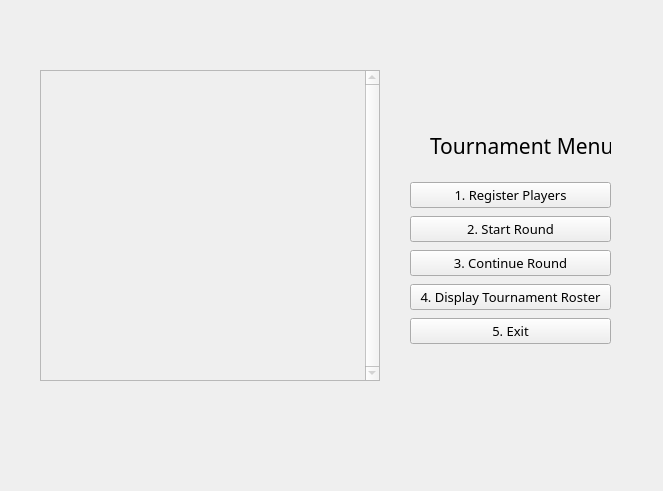
GFlores17/JackboxT.O.-GUI-Version, file tournamentMenu.ui: the form before one commit.
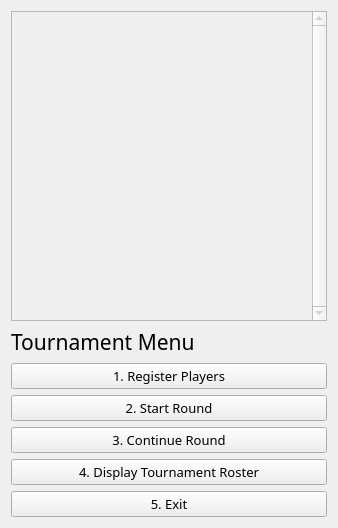
The form after the commit. Icons and pictures are not drawn.

```diff
--- a/tournamentMenu.ui
+++ b/tournamentMenu.ui
@@ -6,25 +6,19 @@
    <rect>
     <x>0</x>
     <y>0</y>
-    <width>663</width>
-    <height>491</height>
+    <width>338</width>
+    <height>528</height>
    </rect>
   </property>
   <property name="windowTitle">
    <string>Form</string>
   </property>
+  <layout class="QVBoxLayout" name="verticalLayout_2">
+   <item>
   <widget class="QTextEdit" name="textEdit">
    <property name="enabled">
     <bool>false</bool>
    </property>
-   <property name="geometry">
-    <rect>
-     <x>40</x>
-     <y>70</y>
-     <width>340</width>
-     <height>311</height>
-    </rect>
-   </property>
    <property name="autoFillBackground">
     <bool>true</bool>
    </property>
@@ -39,18 +33,26 @@
 &lt;html&gt;&lt;head&gt;&lt;meta name=&quot;qrichtext&quot; content=&quot;1&quot; /&gt;&lt;style type=&quot;text/css&quot;&gt;
 p, li { white-space: pre-wrap; }
 &lt;/style&gt;&lt;/head&gt;&lt;body style=&quot; font-family:'MS Shell Dlg 2'; font-size:8.25pt; font-weight:400; font-style:normal;&quot;&gt;
-&lt;p style=&quot; margin-top:0px; margin-bottom:0px; margin-left:0px; margin-right:0px; -qt-block-indent:0; text-indent:0px;&quot;&gt;&lt;img src=&quot;:/new/prefix1/Jackbox Logo.png&quot; /&gt;&lt;/p&gt;&lt;/body&gt;&lt;/html&gt;</string>
-   </property>
-  </widget>
-  <widget class="QWidget" name="verticalLayoutWidget">
-   <property name="geometry">
-    <rect>
-     <x>410</x>
-     <y>180</y>
-     <width>201</width>
-     <height>171</height>
-    </rect>
-   </property>
+&lt;p align=&quot;center&quot; style=&quot; margin-top:0px; margin-bottom:0px; margin-left:0px; margin-right:0px; -qt-block-indent:0; text-indent:0px;&quot;&gt;&lt;img src=&quot;:/new/prefix1/Jackbox Logo.png&quot; /&gt;&lt;/p&gt;&lt;/body&gt;&lt;/html&gt;</string>
+     </property>
+    </widget>
+   </item>
+   <item>
+    <widget class="QLabel" name="label">
+     <property name="font">
+      <font>
+       <family>Bahnschrift</family>
+       <pointsize>16</pointsize>
+       <weight>50</weight>
+       <bold>false</bold>
+      </font>
+     </property>
+     <property name="text">
+      <string>Tournament Menu</string>
+     </property>
+    </widget>
+   </item>
+   <item>
    <layout class="QVBoxLayout" name="verticalLayout">
     <item>
      <widget class="QPushButton" name="registerButton">
@@ -118,28 +120,8 @@
      </widget>
     </item>
    </layout>
-  </widget>
-  <widget class="QLabel" name="label">
-   <property name="geometry">
-    <rect>
-     <x>430</x>
-     <y>120</y>
-     <width>181</width>
-     <height>51</height>
-    </rect>
-   </property>
-   <property name="font">
-    <font>
-     <family>Bahnschrift</family>
-     <pointsize>16</pointsize>
-     <weight>50</weight>
-     <bold>false</bold>
-    </font>
-   </property>
-   <property name="text">
-    <string>Tournament Menu</string>
-   </property>
-  </widget>
+   </item>
+  </layout>
  </widget>
  <resources/>
  <connections/>
```
Lines whose indentation alone changed are shown as unchanged.
